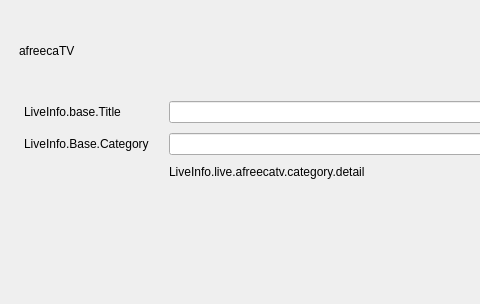
The window that src/prism-live-studio/PRISMLiveStudio/prism-ui/PLSPlatformApi/afreecatv/PLSLiveInfoAfreecaTV.ui (naver/prism-live-studio) describes before a commit, drawn with Qt 5; both pictures show x 0 to 480 and y 0 to 304 of the 744 by 304 pixel window.
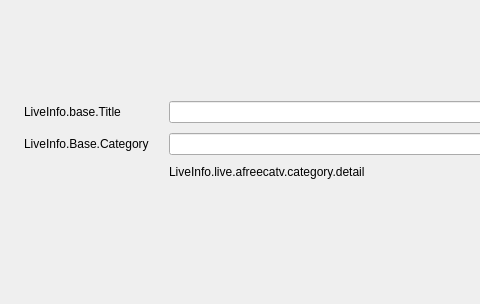
The same window after the commit. Custom widgets are drawn as their Qt base class.

Diff of the .ui file:
```diff
--- a/src/prism-live-studio/PRISMLiveStudio/prism-ui/PLSPlatformApi/afreecatv/PLSLiveInfoAfreecaTV.ui
+++ b/src/prism-live-studio/PRISMLiveStudio/prism-ui/PLSPlatformApi/afreecatv/PLSLiveInfoAfreecaTV.ui
@@ -48,11 +48,7 @@
        <number>0</number>
       </property>
       <item>
-       <widget class="QLabel" name="titleLabel">
-        <property name="text">
-         <string>afreecaTV</string>
-        </property>
-       </widget>
+       <widget class="PLSLiveInfoDualWidget" name="dualWidget" native="true"/>
       </item>
       <item>
        <spacer name="horizontalSpacer">
@@ -233,6 +229,12 @@
    <extends>QLineEdit</extends>
    <header>PLSEdit.h</header>
   </customwidget>
+  <customwidget>
+   <class>PLSLiveInfoDualWidget</class>
+   <extends>QWidget</extends>
+   <header>PLSLiveInfoBase.h</header>
+   <container>1</container>
+  </customwidget>
  </customwidgets>
  <resources/>
  <connections/>
```
